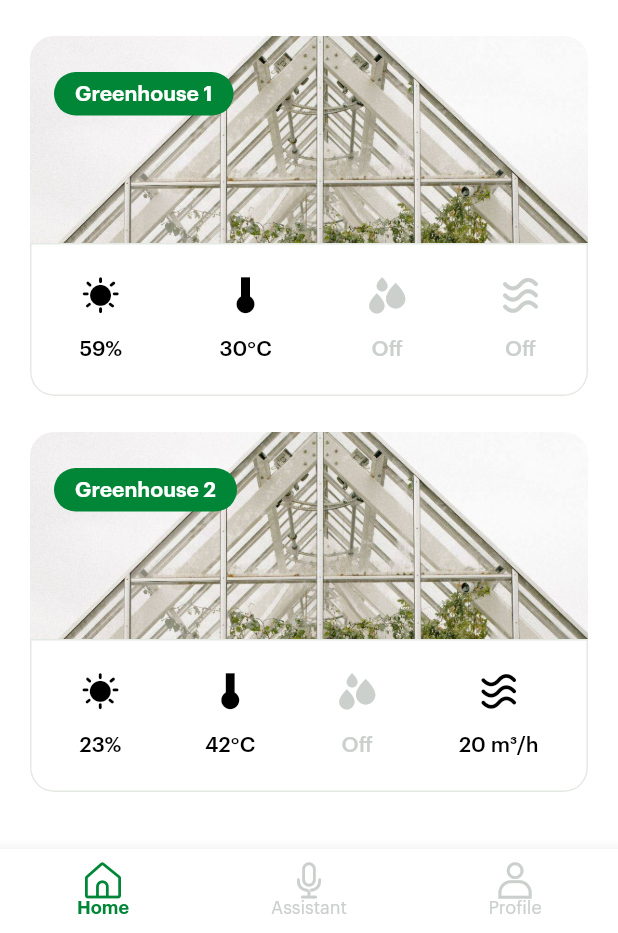
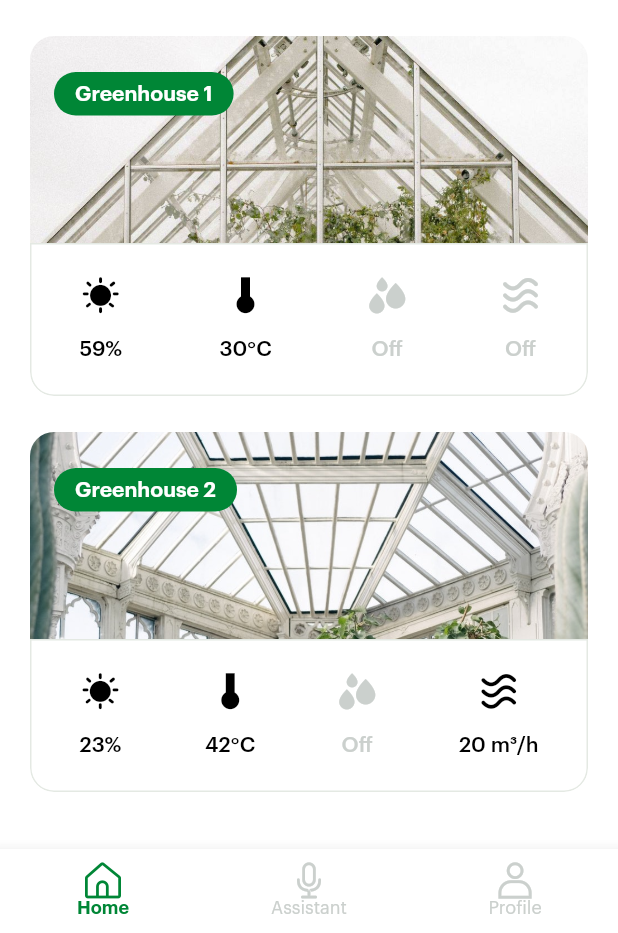
Before and after one commit to shushper/greenhouses, a Flutter app: the screen it shows after launch, on a phone screen of 412 x 824 dp, the part 303-1236 px from its top. Run offline on Flutter 3.47's test engine with Material 2 defaults, Android fonts, the phone set to English and light mode, and no system bars; missing offline and left inert: flutter_statusbarcolor.

```diff
--- a/lib/screens/main_screen.dart
+++ b/lib/screens/main_screen.dart
@@ -6,7 +6,7 @@ import 'package:greenhouses/models/greenhouse.dart';
 class MainScreen extends StatelessWidget {
   final greenhouses = <Greenhouse>[
     Greenhouse(
-        image: 'assets/images/greenhouse_thumb_1.jpg',
+        image: 'assets/images/greenhouse_thumb_1.jpeg',
         lightningToggled: true,
         temperatureToggled: true,
         wateringToggled: false,
@@ -16,7 +16,7 @@ class MainScreen extends StatelessWidget {
         watering: null,
         ventilation: null),
     Greenhouse(
-        image: 'assets/images/greenhouse_thumb_1.jpg',
+        image: 'assets/images/greenhouse_thumb_2.jpeg',
         lightningToggled: true,
         temperatureToggled: true,
         wateringToggled: false,
@@ -193,7 +193,6 @@ class GreenhouseItem extends StatelessWidget {
                       child: Image.asset(
                         greenhouse.image,
                         fit: BoxFit.cover,
-                        alignment: Alignment.topCenter,
                       ),
                     ),
                     Positioned(
```
Also changed, not shown: assets/images/greenhouse_1.jpeg (renamed from assets/images/greenhouse_1.jpg), assets/images/greenhouse_2.jpeg (added), assets/images/greenhouse_thumb_1.jpeg (added), assets/images/greenhouse_thumb_1.jpg (deleted), assets/images/greenhouse_thumb_2.jpeg (added).
